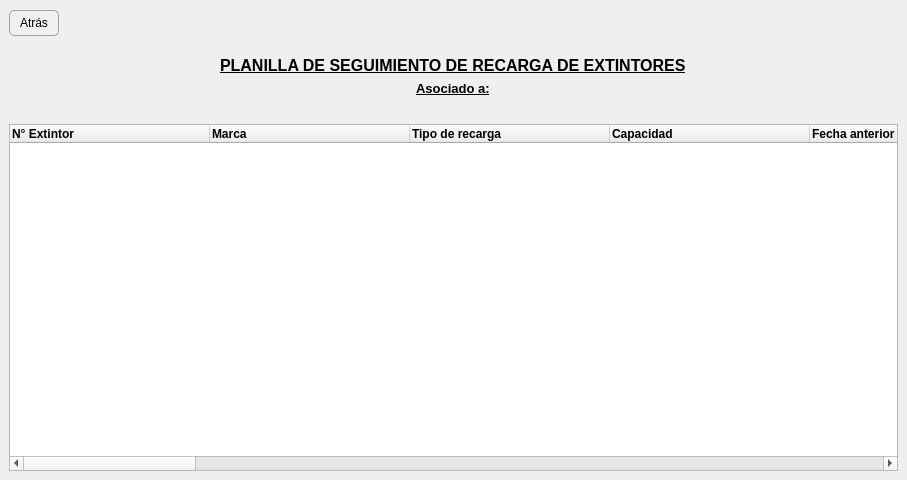
Old version of the form resources/ui/ext_client_details.ui in the repository Julian2455/beatmat.
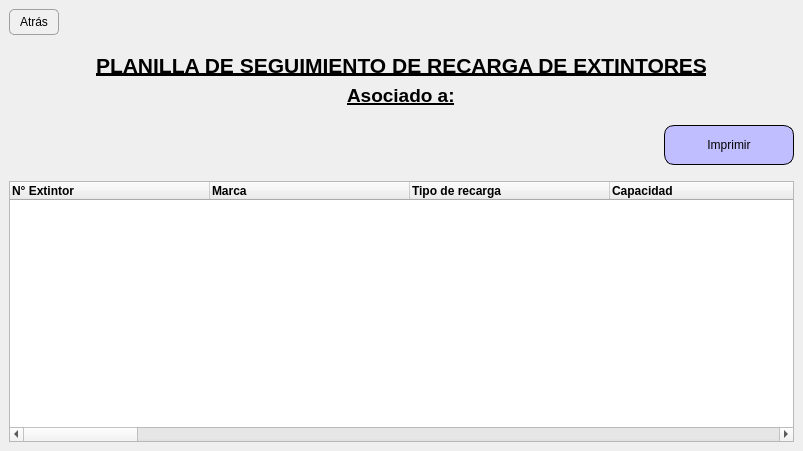
New version of the form. Icons and pictures are not drawn.

The edit to the form file:
```diff
--- a/resources/ui/ext_client_details.ui
+++ b/resources/ui/ext_client_details.ui
@@ -6,8 +6,8 @@
    <rect>
     <x>0</x>
     <y>0</y>
-    <width>907</width>
-    <height>480</height>
+    <width>803</width>
+    <height>451</height>
    </rect>
   </property>
   <property name="windowTitle">
@@ -78,6 +78,13 @@
      <layout class="QVBoxLayout" name="verticalLayout_3">
       <item alignment="Qt::AlignHCenter">
        <widget class="QLabel" name="label">
+        <property name="font">
+         <font>
+          <pointsize>16</pointsize>
+          <bold>true</bold>
+          <underline>true</underline>
+         </font>
+        </property>
         <property name="styleSheet">
          <string notr="true">color:black;</string>
         </property>
@@ -90,7 +97,7 @@
        <widget class="QLabel" name="labelCliente">
         <property name="font">
          <font>
-          <pointsize>10</pointsize>
+          <pointsize>14</pointsize>
           <bold>true</bold>
           <underline>true</underline>
          </font>
@@ -106,6 +113,28 @@
    <item>
     <widget class="QWidget" name="widget_3" native="true">
      <layout class="QVBoxLayout" name="verticalLayout_2">
+      <item alignment="Qt::AlignRight">
+       <widget class="QPushButton" name="pushButton">
+        <property name="minimumSize">
+         <size>
+          <width>130</width>
+          <height>40</height>
+         </size>
+        </property>
+        <property name="styleSheet">
+         <string notr="true">border: 1px solid;
+border-radius: 10px;
+background-color: rgb(192, 190, 255);</string>
+        </property>
+        <property name="text">
+         <string>Imprimir</string>
+        </property>
+        <property name="icon">
+         <iconset>
+          <normaloff>../images/imprimir.png</normaloff>../images/imprimir.png</iconset>
+        </property>
+       </widget>
+      </item>
       <item>
        <spacer name="verticalSpacer">
         <property name="orientation">
@@ -379,7 +408,7 @@
         </column>
         <column>
          <property name="text">
-          <string>Zona</string>
+          <string>Lugar asignado</string>
          </property>
          <property name="font">
           <font>
```
Left out of the diff: 4 changed lines with no effect on the pictures.
